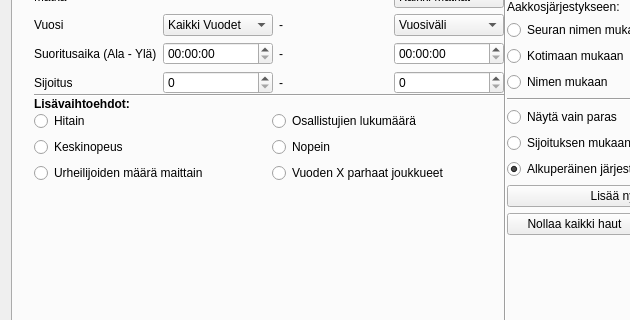
This is App/UI/finlandia.ui in vikidi/Finlandia-Hiihto-Visual as Qt 5 draws it before an edit; both pictures show x 0 to 630 and y 202 to 522 of the 1302 by 827 pixel window. The edited form follows.
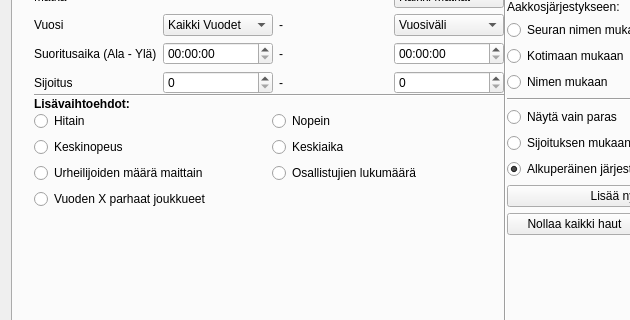
This is the edited form. Custom widgets are drawn as their Qt base class.

Commit message: Added special functionality for average time

```diff
--- a/App/UI/finlandia.ui
+++ b/App/UI/finlandia.ui
@@ -213,10 +213,10 @@
             <layout class="QHBoxLayout" name="horizontalLayout_21">
              <item>
               <layout class="QGridLayout" name="gridLayout_4">
-               <item row="0" column="1">
-                <widget class="QRadioButton" name="haeOsalMaarRP">
+               <item row="2" column="0">
+                <widget class="QRadioButton" name="osall_lkm_maittainRP">
                  <property name="text">
-                  <string>Osallistujien lukumäärä</string>
+                  <string>Urheilijoiden määrä maittain</string>
                  </property>
                  <property name="autoExclusive">
                   <bool>false</bool>
@@ -233,16 +233,6 @@
                  </property>
                 </widget>
                </item>
-               <item row="1" column="1">
-                <widget class="QRadioButton" name="haeNopeinRP">
-                 <property name="text">
-                  <string>Nopein</string>
-                 </property>
-                 <property name="autoExclusive">
-                  <bool>false</bool>
-                 </property>
-                </widget>
-               </item>
                <item row="0" column="0">
                 <widget class="QRadioButton" name="haeHitainRP">
                  <property name="text">
@@ -253,17 +243,27 @@
                  </property>
                 </widget>
                </item>
-               <item row="2" column="0">
-                <widget class="QRadioButton" name="osall_lkm_maittainRP">
+               <item row="0" column="1">
+                <widget class="QRadioButton" name="haeNopeinRP">
                  <property name="text">
-                  <string>Urheilijoiden määrä maittain</string>
+                  <string>Nopein</string>
                  </property>
                  <property name="autoExclusive">
                   <bool>false</bool>
                  </property>
                 </widget>
                </item>
-               <item row="2" column="1">
+               <item row="1" column="1">
+                <widget class="QRadioButton" name="keskiaikaRP">
+                 <property name="text">
+                  <string>Keskiaika</string>
+                 </property>
+				 <property name="autoExclusive">
+                  <bool>false</bool>
+                 </property>
+                </widget>
+               </item>
+               <item row="3" column="0">
                 <widget class="QRadioButton" name="vuodenXparhaatRP">
                  <property name="text">
                   <string>Vuoden X parhaat joukkueet</string>
@@ -273,6 +273,16 @@
                  </property>
                 </widget>
                </item>
+               <item row="2" column="1">
+                <widget class="QRadioButton" name="haeOsalMaarRP">
+                 <property name="text">
+                  <string>Osallistujien lukumäärä</string>
+                 </property>
+                 <property name="autoExclusive">
+                  <bool>false</bool>
+                 </property>
+                </widget>
+               </item>
               </layout>
              </item>
             </layout>
```
The commit also changes 1 other file.
